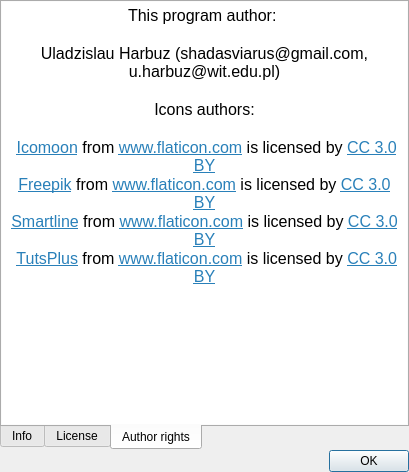
The window that UI/aboutprogramwindow.ui (Shadasviar/APOD) describes before a commit, drawn with Qt 5.
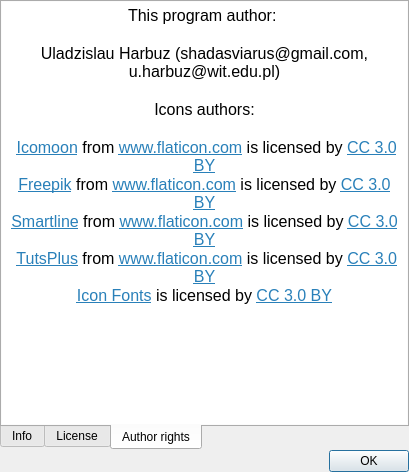
The same window after the commit. The open tabs and pages were chosen to show the change. Icons and pictures are not drawn.

```diff
--- a/UI/aboutprogramwindow.ui
+++ b/UI/aboutprogramwindow.ui
@@ -872,7 +872,8 @@
 &lt;p align=&quot;center&quot; style=&quot; margin-top:0px; margin-bottom:0px; margin-left:0px; margin-right:0px; -qt-block-indent:0; text-indent:0px;&quot;&gt; &lt;a href=&quot;https://www.flaticon.com/authors/icomoon&quot;&gt;&lt;span style=&quot; text-decoration: underline; color:#2980b9;&quot;&gt;Icomoon&lt;/span&gt;&lt;/a&gt; from &lt;a href=&quot;https://www.flaticon.com/&quot;&gt;&lt;span style=&quot; text-decoration: underline; color:#2980b9;&quot;&gt;www.flaticon.com&lt;/span&gt;&lt;/a&gt; is licensed by &lt;a href=&quot;http://creativecommons.org/licenses/by/3.0/&quot;&gt;&lt;span style=&quot; text-decoration: underline; color:#2980b9;&quot;&gt;CC 3.0 BY&lt;/span&gt;&lt;/a&gt;&lt;/p&gt;
 &lt;p align=&quot;center&quot; style=&quot; margin-top:0px; margin-bottom:0px; margin-left:0px; margin-right:0px; -qt-block-indent:0; text-indent:0px;&quot;&gt;&lt;a href=&quot;http://www.freepik.com&quot;&gt;&lt;span style=&quot; text-decoration: underline; color:#2980b9;&quot;&gt;Freepik&lt;/span&gt;&lt;/a&gt; from &lt;a href=&quot;https://www.flaticon.com/&quot;&gt;&lt;span style=&quot; text-decoration: underline; color:#2980b9;&quot;&gt;www.flaticon.com&lt;/span&gt;&lt;/a&gt; is licensed by &lt;a href=&quot;http://creativecommons.org/licenses/by/3.0/&quot;&gt;&lt;span style=&quot; text-decoration: underline; color:#2980b9;&quot;&gt;CC 3.0 BY&lt;/span&gt;&lt;/a&gt;&lt;/p&gt;
 &lt;p align=&quot;center&quot; style=&quot; margin-top:0px; margin-bottom:0px; margin-left:0px; margin-right:0px; -qt-block-indent:0; text-indent:0px;&quot;&gt;&lt;a href=&quot;https://www.flaticon.com/authors/smartline&quot;&gt;&lt;span style=&quot; text-decoration: underline; color:#2980b9;&quot;&gt;Smartline&lt;/span&gt;&lt;/a&gt; from &lt;a href=&quot;https://www.flaticon.com/&quot;&gt;&lt;span style=&quot; text-decoration: underline; color:#2980b9;&quot;&gt;www.flaticon.com&lt;/span&gt;&lt;/a&gt; is licensed by &lt;a href=&quot;http://creativecommons.org/licenses/by/3.0/&quot;&gt;&lt;span style=&quot; text-decoration: underline; color:#2980b9;&quot;&gt;CC 3.0 BY&lt;/span&gt;&lt;/a&gt;&lt;/p&gt;
-&lt;p align=&quot;center&quot; style=&quot; margin-top:0px; margin-bottom:0px; margin-left:0px; margin-right:0px; -qt-block-indent:0; text-indent:0px;&quot;&gt; &lt;a href=&quot;https://www.flaticon.com/authors/tutsplus&quot;&gt;&lt;span style=&quot; text-decoration: underline; color:#2980b9;&quot;&gt;TutsPlus&lt;/span&gt;&lt;/a&gt; from &lt;a href=&quot;https://www.flaticon.com/&quot;&gt;&lt;span style=&quot; text-decoration: underline; color:#2980b9;&quot;&gt;www.flaticon.com&lt;/span&gt;&lt;/a&gt; is licensed by &lt;a href=&quot;http://creativecommons.org/licenses/by/3.0/&quot;&gt;&lt;span style=&quot; text-decoration: underline; color:#2980b9;&quot;&gt;CC 3.0 BY&lt;/span&gt;&lt;/a&gt;&lt;/p&gt;&lt;/body&gt;&lt;/html&gt;</string>
+&lt;p align=&quot;center&quot; style=&quot; margin-top:0px; margin-bottom:0px; margin-left:0px; margin-right:0px; -qt-block-indent:0; text-indent:0px;&quot;&gt; &lt;a href=&quot;https://www.flaticon.com/authors/tutsplus&quot;&gt;&lt;span style=&quot; text-decoration: underline; color:#2980b9;&quot;&gt;TutsPlus&lt;/span&gt;&lt;/a&gt; from &lt;a href=&quot;https://www.flaticon.com/&quot;&gt;&lt;span style=&quot; text-decoration: underline; color:#2980b9;&quot;&gt;www.flaticon.com&lt;/span&gt;&lt;/a&gt; is licensed by &lt;a href=&quot;http://creativecommons.org/licenses/by/3.0/&quot;&gt;&lt;span style=&quot; text-decoration: underline; color:#2980b9;&quot;&gt;CC 3.0 BY&lt;/span&gt;&lt;/a&gt;&lt;/p&gt;
+&lt;p align=&quot;center&quot; style=&quot; margin-top:0px; margin-bottom:0px; margin-left:0px; margin-right:0px; -qt-block-indent:0; text-indent:0px;&quot;&gt;&lt;a href=&quot;http://www.onlinewebfonts.com/icon&quot;&gt;&lt;span style=&quot; text-decoration: underline; color:#2980b9;&quot;&gt;Icon Fonts&lt;/span&gt;&lt;/a&gt; is licensed by &lt;a href=&quot;http://creativecommons.org/licenses/by/3.0/&quot;&gt;&lt;span style=&quot; text-decoration: underline; color:#2980b9;&quot;&gt;CC 3.0 BY&lt;/span&gt;&lt;/a&gt;&lt;/p&gt;&lt;/body&gt;&lt;/html&gt;</string>
          </property>
          <property name="openExternalLinks">
           <bool>true</bool>
```
